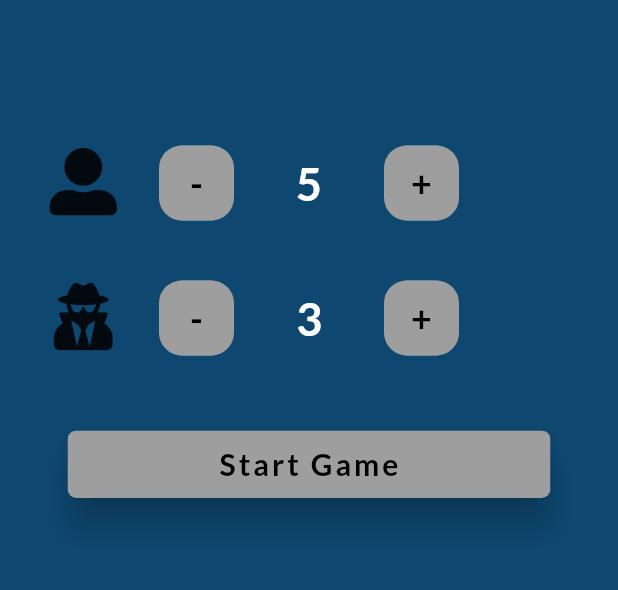
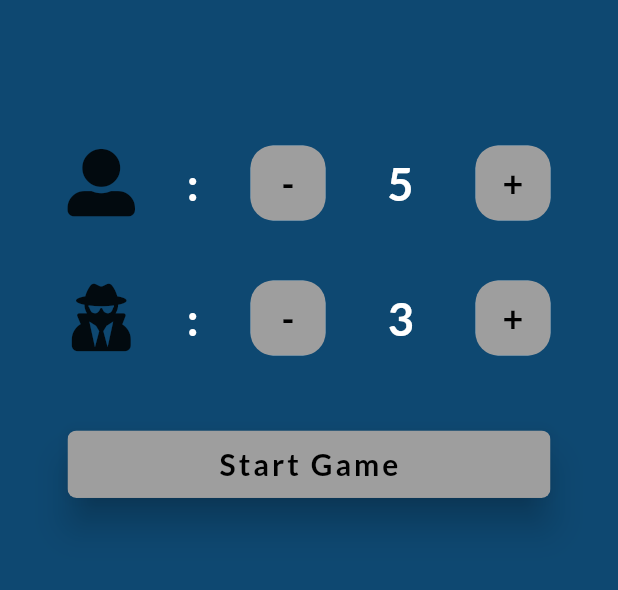
Before and after one commit to mostafaosama113/spy_game, a Flutter app: the screen it shows after launch, after a tap on "Game", on a phone screen of 412 x 824 dp, the part 578-1168 px from its top. Run offline on Flutter 3.47's test engine with Material 2 defaults, Android fonts, the phone set to English and light mode, and no system bars; our stand-ins replace bloc, flutter_bloc, font_awesome_flutter, google_fonts, sqflite; accounts and stored records are empty.

Commit message:
fix issues

```diff
--- a/lib/layouts/game_Setting/game_setting.dart
+++ b/lib/layouts/game_Setting/game_setting.dart
@@ -1,16 +1,16 @@
 import 'package:flutter/material.dart';
 import 'package:font_awesome_flutter/font_awesome_flutter.dart';
-import 'package:spy_game_responsive/shared/components/counter_tail.dart';
+import 'package:spy_game_responsive/shared/components/counter_tile.dart';
 import 'package:spy_game_responsive/shared/components/my_btn.dart';
 
 class GameSetting extends StatelessWidget {
   GameSetting({Key? key}) : super(key: key);
-  final CounterTale playerTale = CounterTale(
+  final CounterTile playerTale = CounterTile(
     minValue: 3,
     startValue: 5,
     icon: FontAwesomeIcons.userAlt,
   );
-  final CounterTale spyTale = CounterTale(
+  final CounterTile spyTale = CounterTile(
     minValue: 1,
     startValue: 3,
     icon: FontAwesomeIcons.userSecret,
@@ -25,9 +25,12 @@ class GameSetting extends StatelessWidget {
       body: Column(
         crossAxisAlignment: CrossAxisAlignment.stretch,
         children: [
-          Image.asset(
-            'images/logo.png',
-            height: screenHeight * .4,
+          Hero(
+            tag: const Key('logo'),
+            child: Image.asset(
+              'images/logo.png',
+              height: screenHeight * .4,
+            ),
           ),
           // const Spacer(),
           // const SizedBox(height: 20),
--- a/lib/layouts/home_screen/home_screen.dart
+++ b/lib/layouts/home_screen/home_screen.dart
@@ -23,9 +23,12 @@ class HomeScreen extends StatelessWidget {
             body: Column(
               crossAxisAlignment: CrossAxisAlignment.stretch,
               children: [
-                Image.asset(
-                  'images/logo.png',
-                  height: screenHeight * .4,
+                Hero(
+                  tag: const Key('logo'),
+                  child: Image.asset(
+                    'images/logo.png',
+                    height: screenHeight * .4,
+                  ),
                 ),
                 const Spacer(),
                 myBtn(
--- a/lib/layouts/locations_screen/bloc/locations_cubit.dart
+++ b/lib/layouts/locations_screen/bloc/locations_cubit.dart
@@ -14,7 +14,7 @@ class LocationsCubit extends Cubit<LocationsState> {
   void getAllLocations() {
     if (locationsModel.isEmpty) {
       emit(GetAllLocationsLoadingState());
-      SqlfLite.getAllLocations().then((value) {
+      SqfLite.getAllLocations().then((value) {
         for (var element in value) {
           locationsModel.add(LocationModel.fromJson(element));
         }
@@ -25,13 +25,13 @@ class LocationsCubit extends Cubit<LocationsState> {
 
   void updateVisibility({required int index}) {
     locationsModel[index].isShow = !locationsModel[index].isShow;
-    SqlfLite.update(
+    SqfLite.update(
             locationsModel[index].id, locationsModel[index].isShow ? 1 : 0)
         .then((value) => emit(UpdateVisibilityState()));
   }
 
   void deleteLocation({required int index}) {
-    SqlfLite.delete(locationsModel[index].id).then((value) {
+    SqfLite.delete(locationsModel[index].id).then((value) {
       locationsModel.removeAt(index);
       emit(DeleteLocationState());
     });
@@ -45,7 +45,7 @@ class LocationsCubit extends Cubit<LocationsState> {
   }
 
   void addNewLocation(String locationName) {
-    SqlfLite.insert(locationName).then((id) {
+    SqfLite.insert(locationName).then((id) {
       locationsModel
           .add(LocationModel(id: id, isShow: true, name: locationName));
       emit(AddLocationState());
--- a/lib/layouts/locations_screen/locations_screen.dart
+++ b/lib/layouts/locations_screen/locations_screen.dart
@@ -1,7 +1,7 @@
 import 'package:flutter/material.dart';
 import 'package:flutter_bloc/flutter_bloc.dart';
 import 'package:spy_game_responsive/shared/colors.dart';
-import 'package:spy_game_responsive/shared/components/location_tail.dart';
+import 'package:spy_game_responsive/shared/components/location_tile.dart';
 import 'package:spy_game_responsive/shared/theme.dart';
 import 'bloc/locations_cubit.dart';
 import 'bloc/locations_state.dart';
@@ -43,7 +43,7 @@ class LocationsScreen extends StatelessWidget {
                             key: Key(bloc.locationsModel[index].id.toString()),
                             onDismissed: (_) =>
                                 bloc.deleteLocation(index: index),
-                            child: locationTale(
+                            child: locationTile(
                               locationModel: bloc.locationsModel[index],
                               onPressed: () =>
                                   bloc.updateVisibility(index: index),
--- a/lib/main.dart
+++ b/lib/main.dart
@@ -7,7 +7,7 @@ import 'package:spy_game_responsive/shared/theme.dart';
 void main() async {
   WidgetsFlutterBinding.ensureInitialized();
   SystemChrome.setPreferredOrientations([DeviceOrientation.portraitUp]);
-  await SqlfLite.connect();
+  await SqfLite.connect();
   runApp(const MyApp());
 }
 
--- a/lib/shared/components/counter_tail.dart
+++ /dev/null
@@ -1,61 +0,0 @@
-import 'package:flutter/material.dart';
-import 'package:spy_game_responsive/shared/components/counter_btn.dart';
-import 'package:spy_game_responsive/shared/theme.dart';
-
-@immutable
-class CounterTale extends StatelessWidget {
-  final ValueNotifier<int> value = ValueNotifier<int>(5);
-  final int minValue;
-  final IconData icon;
-  CounterTale(
-      {required int startValue,
-      required this.icon,
-      Key? key,
-      required this.minValue})
-      : super(key: key) {
-    value.value = startValue;
-  }
-  @override
-  Widget build(BuildContext context) {
-    double width = MediaQuery.of(context).size.width;
-    return Stack(
-      //alignment: WrapAlignment.center,
-      children: [
-        Align(
-          child: Padding(
-            padding: EdgeInsetsDirectional.only(start: width * .08, top: 2),
-            child: Icon(
-              icon,
-              size: 45,
-            ),
-          ),
-          alignment: AlignmentDirectional.centerStart,
-        ),
-        Row(
-          mainAxisAlignment: MainAxisAlignment.center,
-          children: [
-            counterBtn('-', () {
-              if (value.value > minValue) {
-                value.value--;
-              }
-            }),
-            Container(
-              alignment: Alignment.center,
-              width: 100,
-              child: ValueListenableBuilder(
-                  valueListenable: value,
-                  builder: (context, _, __) {
-                    return Text(
-                      value.value.toString(),
-                      style:
-                          theme().textTheme.bodyText2!.copyWith(fontSize: 30),
-                    );
-                  }),
-            ),
-            counterBtn('+', () => value.value++),
-          ],
-        ),
-      ],
-    );
-  }
-}
--- /dev/null
+++ b/lib/shared/components/counter_tile.dart
@@ -0,0 +1,65 @@
+import 'package:flutter/material.dart';
+import 'package:spy_game_responsive/shared/components/counter_btn.dart';
+import 'package:spy_game_responsive/shared/theme.dart';
+
+@immutable
+class CounterTile extends StatelessWidget {
+  final ValueNotifier<int> value = ValueNotifier<int>(5);
+  final int minValue;
+  final IconData icon;
+  CounterTile(
+      {required int startValue,
+      required this.icon,
+      Key? key,
+      required this.minValue})
+      : super(key: key) {
+    value.value = startValue;
+  }
+  @override
+  Widget build(BuildContext context) {
+    return Padding(
+      padding: const EdgeInsets.symmetric(horizontal: 45),
+      child: Row(
+        mainAxisAlignment: MainAxisAlignment.spaceBetween,
+        children: [
+          Icon(
+            icon,
+            size: 45,
+          ),
+          Text(
+            ':',
+            style: theme().textTheme.bodyText2!.copyWith(fontSize: 30),
+          ),
+          Row(
+            mainAxisAlignment: MainAxisAlignment.center,
+            children: [
+              counterBtn('-', () {
+                if (value.value > minValue) {
+                  value.value--;
+                }
+              }),
+              Container(
+                alignment: Alignment.center,
+                width: 100,
+                child: ValueListenableBuilder(
+                    valueListenable: value,
+                    builder: (context, _, __) {
+                      return Text(
+                        value.value.toString(),
+                        style:
+                            theme().textTheme.bodyText2!.copyWith(fontSize: 30),
+                      );
+                    }),
+              ),
+              counterBtn('+', () {
+                if (value.value < 100) {
+                  value.value++;
+                }
+              }),
+            ],
+          ),
+        ],
+      ),
+    );
+  }
+}
--- a/lib/shared/network/sqflite.dart
+++ b/lib/shared/network/sqflite.dart
@@ -1,6 +1,6 @@
 import 'package:sqflite/sqflite.dart';
 
-class SqlfLite {
+class SqfLite {
   static String dbName = 'location';
   static String tableName = 'locationTable';
   static late Database db;
```
Also changed, not shown: lib/shared/components/location_tile.dart (renamed from lib/shared/components/location_tail.dart, +9 -4 lines).
